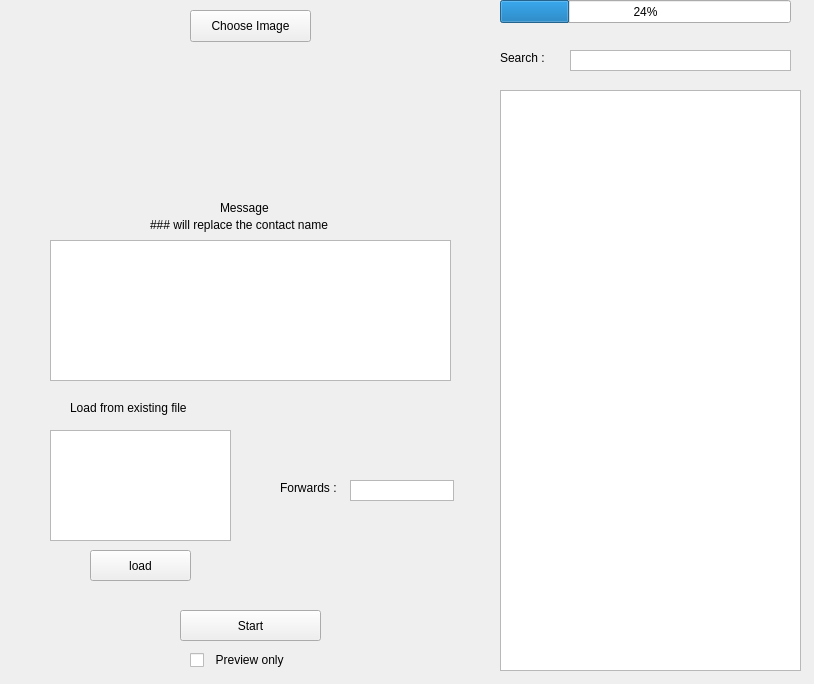
The window that windows/ui/main.ui (Marcel344/whatsappDriver) describes before a commit, drawn with Qt 5.
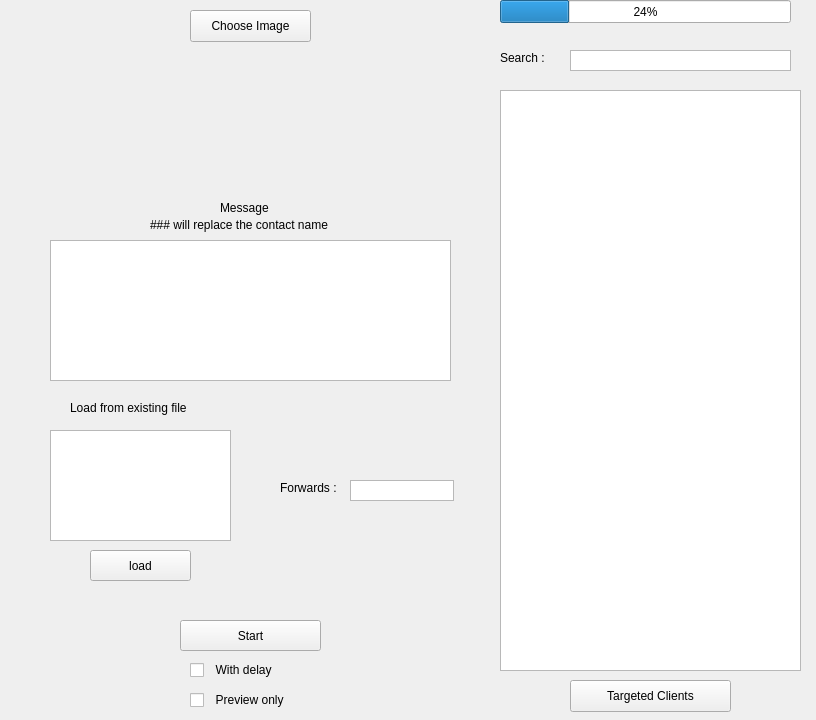
The same window after the commit.

```diff
--- a/windows/ui/main.ui
+++ b/windows/ui/main.ui
@@ -6,8 +6,8 @@
    <rect>
     <x>0</x>
     <y>0</y>
-    <width>814</width>
-    <height>684</height>
+    <width>816</width>
+    <height>720</height>
    </rect>
   </property>
   <property name="windowTitle">
@@ -153,7 +153,7 @@
    <property name="geometry">
     <rect>
      <x>180</x>
-     <y>610</y>
+     <y>620</y>
      <width>141</width>
      <height>31</height>
     </rect>
@@ -166,7 +166,7 @@
    <property name="geometry">
     <rect>
      <x>190</x>
-     <y>650</y>
+     <y>690</y>
      <width>121</width>
      <height>20</height>
     </rect>
@@ -243,6 +243,32 @@
     <string>### will replace the contact name </string>
    </property>
   </widget>
+  <widget class="QPushButton" name="importNamesBtn">
+   <property name="geometry">
+    <rect>
+     <x>570</x>
+     <y>680</y>
+     <width>161</width>
+     <height>32</height>
+    </rect>
+   </property>
+   <property name="text">
+    <string>Targeted Clients</string>
+   </property>
+  </widget>
+  <widget class="QCheckBox" name="delayCheckBox">
+   <property name="geometry">
+    <rect>
+     <x>190</x>
+     <y>660</y>
+     <width>121</width>
+     <height>20</height>
+    </rect>
+   </property>
+   <property name="text">
+    <string>  With delay</string>
+   </property>
+  </widget>
  </widget>
  <resources/>
  <connections/>
```
Left out of the diff: 2 changed lines with no effect on the pictures.
